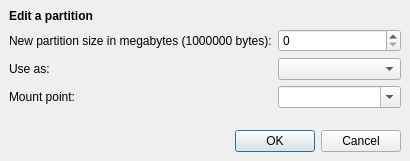
The window that ubiquity/frontend/partition_edit_dialog.ui (chenhan1218/ubiquity) describes before a commit, drawn with Qt 5.
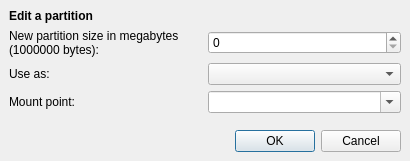
The same window after the commit.

Commit message: implement partition edit dialogue functionality

The edit to the form file:
```diff
--- a/ubiquity/frontend/partition_edit_dialog.ui
+++ b/ubiquity/frontend/partition_edit_dialog.ui
@@ -50,6 +50,9 @@
      <property name="text" >
       <string>New partition size in megabytes (1000000 bytes):</string>
      </property>
+     <property name="wordWrap" >
+      <bool>true</bool>
+     </property>
     </widget>
    </item>
    <item row="2" column="1" >
```
The commit also changes 1 other file.
